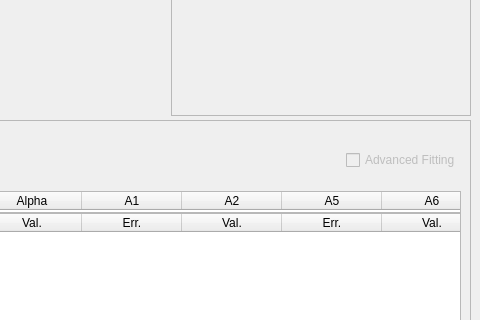
Above: designer/ui_fittingWindow.ui from ornlneutronimaging/iBeatles before the change; both pictures show x 738 to 1218 and y 293 to 613 of the 1218 by 773 pixel window. Below: the same form after it.
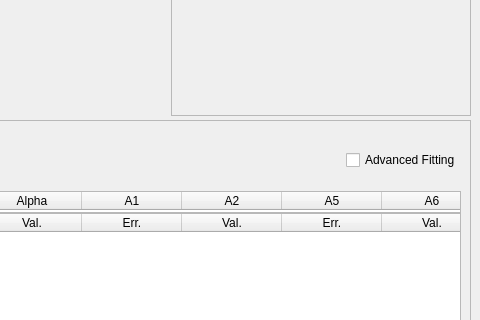
That is the form after the change.

Commit message: Full initialization with advanced and basic mode seems to be working

```diff
--- a/designer/ui_fittingWindow.ui
+++ b/designer/ui_fittingWindow.ui
@@ -447,7 +447,7 @@
           <item>
            <widget class="QCheckBox" name="advanced_table_checkBox">
             <property name="enabled">
-             <bool>false</bool>
+             <bool>true</bool>
             </property>
             <property name="text">
              <string>Advanced Fitting</string>
```
The commit also changes 2 other files.
